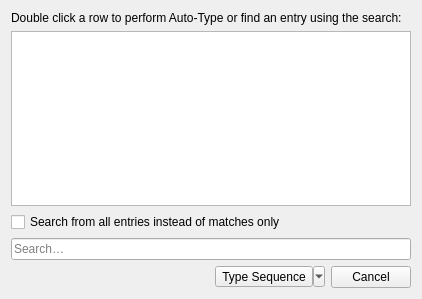
Qt form src/autotype/AutoTypeSelectDialog.ui (keepassxreboot/keepassxc) before a commit.
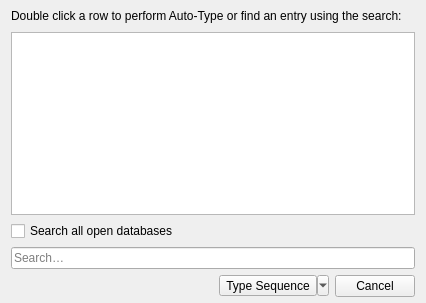
The same form after that commit. Icons and pictures are not drawn. Custom widgets are drawn as their Qt base class.

Commit message:
Added keyboard shortcuts and help message
* Closes #6176

```diff
--- a/src/autotype/AutoTypeSelectDialog.ui
+++ b/src/autotype/AutoTypeSelectDialog.ui
@@ -7,19 +7,74 @@
     <x>0</x>
     <y>0</y>
     <width>418</width>
-    <height>295</height>
+    <height>303</height>
    </rect>
   </property>
   <property name="windowTitle">
    <string>Auto-Type - KeePassXC</string>
   </property>
   <layout class="QVBoxLayout" name="verticalLayout">
+   <property name="topMargin">
+    <number>6</number>
+   </property>
+   <property name="bottomMargin">
+    <number>6</number>
+   </property>
    <item>
-    <widget class="QLabel" name="label">
-     <property name="text">
-      <string>Double click a row to perform Auto-Type or find an entry using the search:</string>
-     </property>
-    </widget>
+    <layout class="QHBoxLayout" name="horizontalLayout_3">
+     <item>
+      <widget class="QLabel" name="label">
+       <property name="text">
+        <string>Double click a row to perform Auto-Type or find an entry using the search:</string>
+       </property>
+      </widget>
+     </item>
+     <item>
+      <spacer name="horizontalSpacer_3">
+       <property name="orientation">
+        <enum>Qt::Horizontal</enum>
+       </property>
+       <property name="sizeHint" stdset="0">
+        <size>
+         <width>40</width>
+         <height>20</height>
+        </size>
+       </property>
+      </spacer>
+     </item>
+     <item>
+      <widget class="QLabel" name="label_2">
+       <property name="sizePolicy">
+        <sizepolicy hsizetype="Fixed" vsizetype="Fixed">
+         <horstretch>0</horstretch>
+         <verstretch>0</verstretch>
+        </sizepolicy>
+       </property>
+       <property name="maximumSize">
+        <size>
+         <width>14</width>
+         <height>14</height>
+        </size>
+       </property>
+       <property name="toolTip">
+        <string>&lt;p&gt;You can use advanced search queries to find any entry in your open databases. The following shortcuts are useful:&lt;br/&gt;
+Ctrl+F - Toggle database search&lt;br/&gt;
+Ctrl+1 - Type username&lt;br/&gt;
+Ctrl+2 - Type password&lt;br/&gt;
+Ctrl+3 - Type TOTP&lt;/p&gt;</string>
+       </property>
+       <property name="text">
+        <string/>
+       </property>
+       <property name="pixmap">
+        <pixmap resource="../../share/icons/icons.qrc">:/icons/application/scalable/actions/system-help.svg</pixmap>
+       </property>
+       <property name="scaledContents">
+        <bool>true</bool>
+       </property>
+      </widget>
+     </item>
+    </layout>
    </item>
    <item>
     <widget class="AutoTypeMatchView" name="view">
@@ -88,7 +143,7 @@
       <item>
        <widget class="QCheckBox" name="searchCheckBox">
         <property name="text">
-         <string>Search from all entries instead of matches only</string>
+         <string>Search all open databases</string>
         </property>
        </widget>
       </item>
```
Left out of the diff: 4 changed lines with no effect on the pictures. The commit also changes 2 other files.
